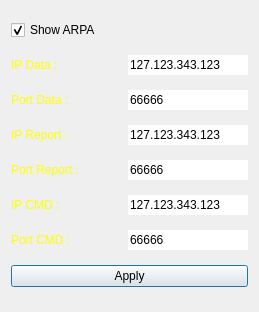
First picture: the form in RadarArmed2020/dialogradar.ui, repository MiftahSalam/Radar-Armed-2020, before the edit.
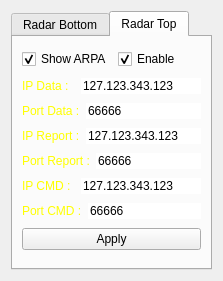
Second picture: the form after the edit.

Commit message: move radar status text from PPI to new panel, add room sensor implementation

```diff
--- a/RadarArmed2020/dialogradar.ui
+++ b/RadarArmed2020/dialogradar.ui
@@ -6,13 +6,28 @@
    <rect>
     <x>0</x>
     <y>0</y>
-    <width>259</width>
-    <height>312</height>
+    <width>223</width>
+    <height>281</height>
    </rect>
   </property>
   <property name="windowTitle">
    <string>Radar Settings</string>
   </property>
+  <layout class="QGridLayout" name="gridLayout">
+   <item row="0" column="0">
+    <widget class="QTabWidget" name="tabWidget">
+     <property name="styleSheet">
+      <string notr="true">QTableBar::tab {
+	color:black;
+}</string>
+     </property>
+     <property name="currentIndex">
+      <number>1</number>
+     </property>
+     <widget class="QWidget" name="tabRBottom">
+      <attribute name="title">
+       <string>Radar Bottom</string>
+      </attribute>
   <layout class="QVBoxLayout" name="verticalLayout">
    <item>
     <layout class="QVBoxLayout" name="verticalLayout_3">
@@ -53,7 +68,7 @@
         </size>
        </property>
        <property name="inputMask">
-        <string>000.000.000.000; </string>
+            <string>000.000.000.000</string>
        </property>
        <property name="text">
         <string>127.123.343.123</string>
@@ -122,7 +137,7 @@
         </size>
        </property>
        <property name="inputMask">
-        <string>000.000.000.000; </string>
+            <string>000.000.000.000</string>
        </property>
        <property name="text">
         <string>127.123.343.123</string>
@@ -191,7 +206,7 @@
         </size>
        </property>
        <property name="inputMask">
-        <string>000.000.000.000; </string>
+            <string>000.000.000.000</string>
        </property>
        <property name="text">
         <string>127.123.343.123</string>
@@ -250,6 +265,265 @@
      <property name="text">
       <string>Apply</string>
      </property>
+        </widget>
+       </item>
+      </layout>
+     </widget>
+     <widget class="QWidget" name="tabRTop">
+      <attribute name="title">
+       <string>Radar Top</string>
+      </attribute>
+      <layout class="QVBoxLayout" name="verticalLayout_2">
+       <item>
+        <layout class="QVBoxLayout" name="verticalLayout_4">
+         <item>
+          <layout class="QHBoxLayout" name="horizontalLayout_15">
+           <item>
+            <widget class="QCheckBox" name="checkBoxShowARPATop">
+             <property name="text">
+              <string>Show ARPA</string>
+             </property>
+             <property name="checked">
+              <bool>true</bool>
+             </property>
+            </widget>
+           </item>
+           <item>
+            <widget class="QCheckBox" name="checkBoxEnableTop">
+             <property name="text">
+              <string>Enable</string>
+             </property>
+             <property name="checked">
+              <bool>true</bool>
+             </property>
+            </widget>
+           </item>
+          </layout>
+         </item>
+        </layout>
+       </item>
+       <item>
+        <layout class="QHBoxLayout" name="horizontalLayout_10">
+         <item>
+          <widget class="QLabel" name="label_15">
+           <property name="styleSheet">
+            <string notr="true">color: rgb(255, 255, 0);</string>
+           </property>
+           <property name="text">
+            <string>IP Data :</string>
+           </property>
+          </widget>
+         </item>
+         <item>
+          <widget class="QLineEdit" name="lineEditIPDataTop">
+           <property name="maximumSize">
+            <size>
+             <width>120</width>
+             <height>16777215</height>
+            </size>
+           </property>
+           <property name="inputMask">
+            <string>000.000.000.000</string>
+           </property>
+           <property name="text">
+            <string>127.123.343.123</string>
+           </property>
+           <property name="maxLength">
+            <number>15</number>
+           </property>
+           <property name="frame">
+            <bool>false</bool>
+           </property>
+          </widget>
+         </item>
+        </layout>
+       </item>
+       <item>
+        <layout class="QHBoxLayout" name="horizontalLayout_9">
+         <item>
+          <widget class="QLabel" name="label_14">
+           <property name="styleSheet">
+            <string notr="true">color: rgb(255, 255, 0);</string>
+           </property>
+           <property name="text">
+            <string>Port Data :</string>
+           </property>
+          </widget>
+         </item>
+         <item>
+          <widget class="QLineEdit" name="lineEditPortDataTop">
+           <property name="maximumSize">
+            <size>
+             <width>120</width>
+             <height>16777215</height>
+            </size>
+           </property>
+           <property name="text">
+            <string>66666</string>
+           </property>
+           <property name="maxLength">
+            <number>5</number>
+           </property>
+           <property name="frame">
+            <bool>false</bool>
+           </property>
+          </widget>
+         </item>
+        </layout>
+       </item>
+       <item>
+        <layout class="QHBoxLayout" name="horizontalLayout_7">
+         <item>
+          <widget class="QLabel" name="label_12">
+           <property name="styleSheet">
+            <string notr="true">color: rgb(255, 255, 0);</string>
+           </property>
+           <property name="text">
+            <string>IP Report :</string>
+           </property>
+          </widget>
+         </item>
+         <item>
+          <widget class="QLineEdit" name="lineEditIPReportTop">
+           <property name="maximumSize">
+            <size>
+             <width>120</width>
+             <height>16777215</height>
+            </size>
+           </property>
+           <property name="inputMask">
+            <string>000.000.000.000</string>
+           </property>
+           <property name="text">
+            <string>127.123.343.123</string>
+           </property>
+           <property name="maxLength">
+            <number>15</number>
+           </property>
+           <property name="frame">
+            <bool>false</bool>
+           </property>
+          </widget>
+         </item>
+        </layout>
+       </item>
+       <item>
+        <layout class="QHBoxLayout" name="horizontalLayout_8">
+         <item>
+          <widget class="QLabel" name="label_13">
+           <property name="styleSheet">
+            <string notr="true">color: rgb(255, 255, 0);</string>
+           </property>
+           <property name="text">
+            <string>Port Report :</string>
+           </property>
+          </widget>
+         </item>
+         <item>
+          <widget class="QLineEdit" name="lineEditPortReportTop">
+           <property name="maximumSize">
+            <size>
+             <width>120</width>
+             <height>16777215</height>
+            </size>
+           </property>
+           <property name="text">
+            <string>66666</string>
+           </property>
+           <property name="maxLength">
+            <number>5</number>
+           </property>
+           <property name="frame">
+            <bool>false</bool>
+           </property>
+          </widget>
+         </item>
+        </layout>
+       </item>
+       <item>
+        <layout class="QHBoxLayout" name="horizontalLayout_11">
+         <item>
+          <widget class="QLabel" name="label_16">
+           <property name="styleSheet">
+            <string notr="true">color: rgb(255, 255, 0);</string>
+           </property>
+           <property name="text">
+            <string>IP CMD :</string>
+           </property>
+          </widget>
+         </item>
+         <item>
+          <widget class="QLineEdit" name="lineEditIPcmdTop">
+           <property name="maximumSize">
+            <size>
+             <width>120</width>
+             <height>16777215</height>
+            </size>
+           </property>
+           <property name="inputMask">
+            <string>000.000.000.000</string>
+           </property>
+           <property name="text">
+            <string>127.123.343.123</string>
+           </property>
+           <property name="maxLength">
+            <number>15</number>
+           </property>
+           <property name="frame">
+            <bool>false</bool>
+           </property>
+          </widget>
+         </item>
+        </layout>
+       </item>
+       <item>
+        <layout class="QHBoxLayout" name="horizontalLayout_12">
+         <item>
+          <widget class="QLabel" name="label_17">
+           <property name="styleSheet">
+            <string notr="true">color: rgb(255, 255, 0);</string>
+           </property>
+           <property name="text">
+            <string>Port CMD :</string>
+           </property>
+          </widget>
+         </item>
+         <item>
+          <widget class="QLineEdit" name="lineEditPortcmdTop">
+           <property name="maximumSize">
+            <size>
+             <width>120</width>
+             <height>16777215</height>
+            </size>
+           </property>
+           <property name="text">
+            <string>66666</string>
+           </property>
+           <property name="maxLength">
+            <number>5</number>
+           </property>
+           <property name="frame">
+            <bool>false</bool>
+           </property>
+          </widget>
+         </item>
+        </layout>
+       </item>
+       <item>
+        <widget class="QPushButton" name="pushButtonApplyTop">
+         <property name="enabled">
+          <bool>true</bool>
+         </property>
+         <property name="styleSheet">
+          <string notr="true"/>
+         </property>
+         <property name="text">
+          <string>Apply</string>
+         </property>
+        </widget>
+       </item>
+      </layout>
+     </widget>
     </widget>
    </item>
   </layout>
```
Left out of the diff: 26 changed lines with no effect on the pictures. Lines whose indentation alone changed are shown as unchanged. The commit also changes 15 other files.
